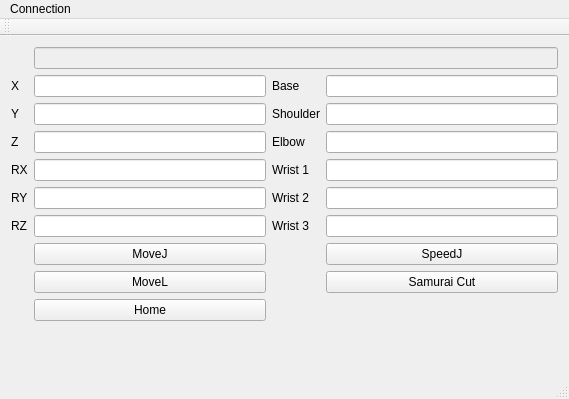
First picture: the form in UR3TestApp/mainwindow.ui, repository Dobiks/ChessRobot, before the edit.
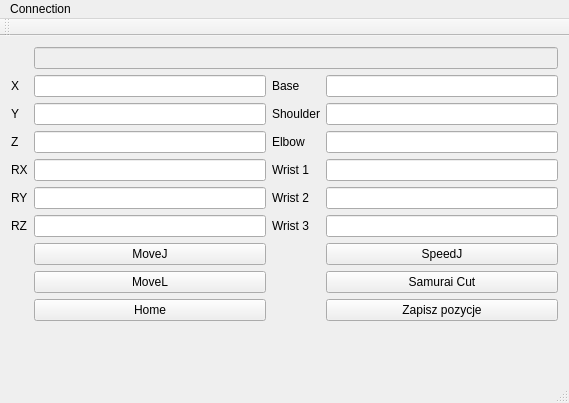
Second picture: the form after the edit.

```diff
--- a/UR3TestApp/mainwindow.ui
+++ b/UR3TestApp/mainwindow.ui
@@ -10,7 +10,7 @@
     <x>0</x>
     <y>0</y>
     <width>569</width>
-    <height>399</height>
+    <height>403</height>
    </rect>
   </property>
   <property name="windowTitle">
@@ -209,6 +209,13 @@
       </property>
      </widget>
     </item>
+    <item row="9" column="3">
+     <widget class="QPushButton" name="pushButton_Save">
+      <property name="text">
+       <string>Zapisz pozycje</string>
+      </property>
+     </widget>
+    </item>
    </layout>
   </widget>
   <widget class="QMenuBar" name="menuBar">
```
Left out of the diff: 2 changed lines with no effect on the pictures.
